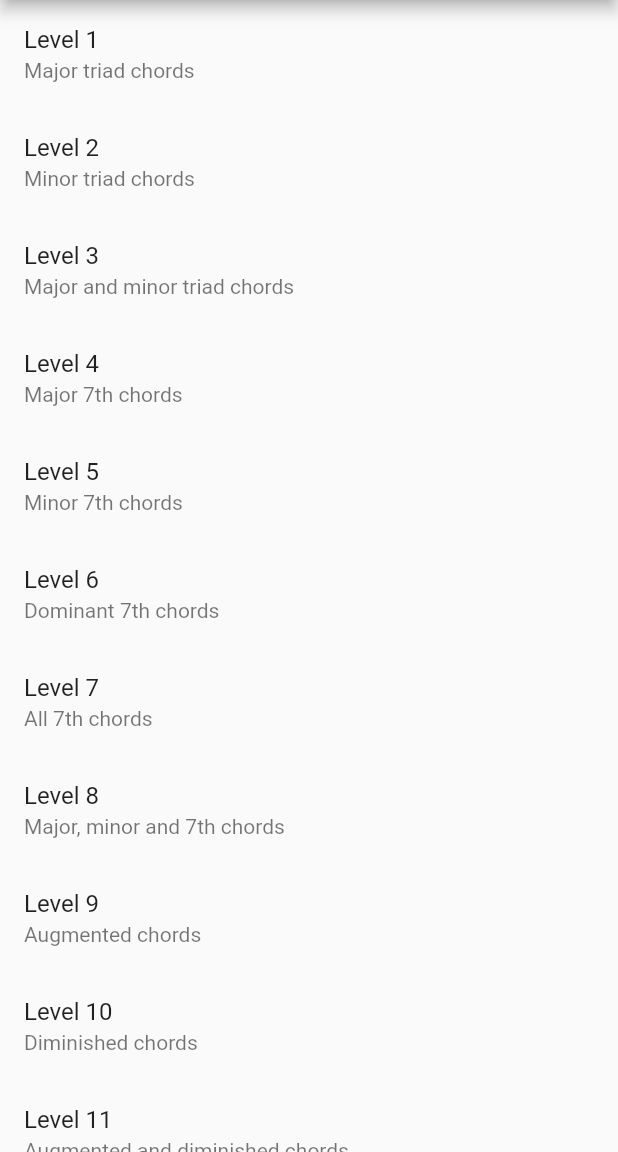
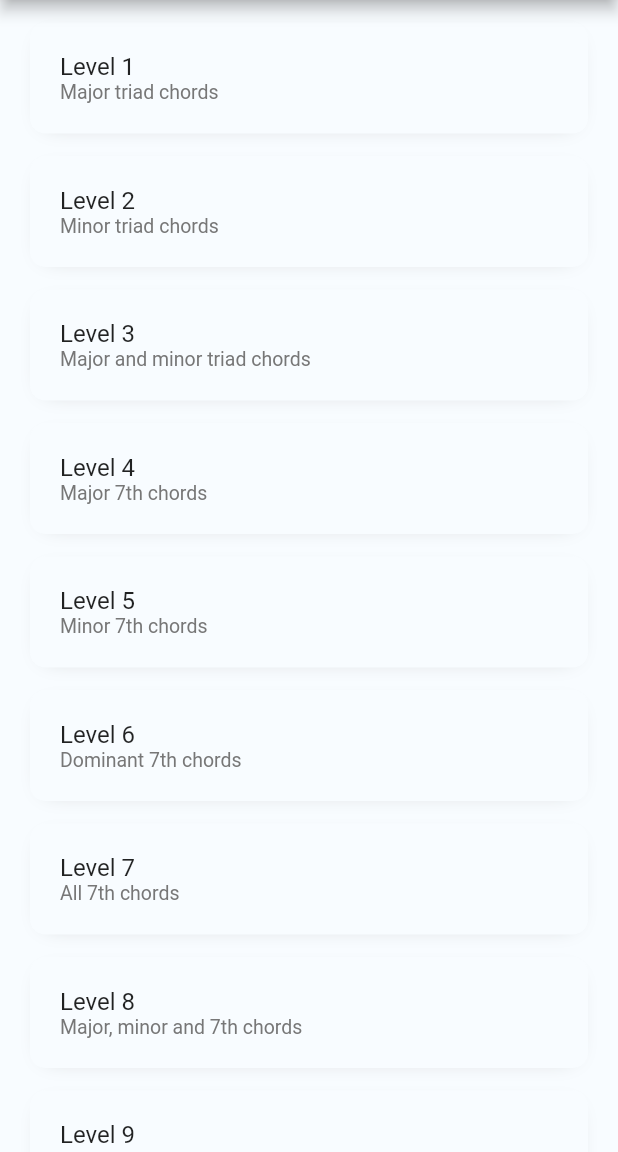
Before and after one commit to manudicri/piano_chords_trainer, a Flutter app: the screen it shows after launch, on a phone screen of 412 x 824 dp, the part 84-1236 px from its top. Run offline on Flutter 3.47's test engine with Material 2 defaults, Android fonts, the phone set to English and light mode, and no system bars; missing offline and left inert: flutter_midi_command.

Commit message:
v0.2.3
Home page style changed

```diff
--- a/lib/pages/home.dart
+++ b/lib/pages/home.dart
@@ -1,6 +1,7 @@
 import 'package:flutter/material.dart';
 import 'package:flutter_midi_command/flutter_midi_command.dart';
 import 'package:piano_chords_trainer/pages/level.dart';
+import 'package:piano_chords_trainer/services/data.dart';
 import 'package:piano_chords_trainer/services/midi.dart' as midi;
 import 'package:url_launcher/url_launcher.dart';
 
@@ -94,7 +95,9 @@ class _MyHomePageState extends State<MyHomePage> {
 
   @override
   Widget build(BuildContext context) {
+    double tileBorderRadius = 10;
     return Scaffold(
+      backgroundColor: colors[5].withOpacity(0.98),
       appBar: AppBar(
         title: Text("Piano Chords Trainer"),
         brightness: Brightness.dark,
@@ -114,9 +117,28 @@ class _MyHomePageState extends State<MyHomePage> {
           itemCount: levelTexts.length,
           itemBuilder: (context, index) {
             var levelText = levelTexts[index];
-            return ListTile(
-              title: Text(levelText.title),
-              subtitle: Text(levelText.subtitle),
+            return Padding(
+              padding: EdgeInsets.only(left: 20, right: 20, top: 15, bottom: 0),
+              child: Container(
+                decoration: BoxDecoration(
+                  color: colors[5],
+                  borderRadius: BorderRadius.all(
+                    Radius.circular(tileBorderRadius),
+                  ),
+                  boxShadow: [
+                    BoxShadow(
+                      color: Colors.grey.withOpacity(0.4),
+                      spreadRadius: -7,
+                      blurRadius: 10,
+                      offset: Offset(0, 3), // changes position of shadow
+                    ),
+                  ],
+                ),
+                child: Material(
+                  color: Colors.transparent,
+                  child: InkWell(
+                    customBorder: RoundedRectangleBorder(
+                        borderRadius: BorderRadius.circular(tileBorderRadius)),
                     onTap: () {
                       if (midi.connected) {
                         Navigator.push(
@@ -146,6 +168,31 @@ class _MyHomePageState extends State<MyHomePage> {
                         );
                       }
                     },
+                    child: Padding(
+                      padding: EdgeInsets.only(
+                          left: 20, right: 20, top: 20, bottom: 20),
+                      child: Column(
+                        crossAxisAlignment: CrossAxisAlignment.start,
+                        children: [
+                          Text(
+                            levelText.title,
+                            style: TextStyle(
+                              fontSize: 16,
+                            ),
+                          ),
+                          Text(
+                            levelText.subtitle,
+                            style: TextStyle(
+                              fontSize: 13,
+                              color: Color(0xff777777),
+                            ),
+                          ),
+                        ],
+                      ),
+                    ),
+                  ),
+                ),
+              ),
             );
           },
         ),
--- a/pubspec.yaml
+++ b/pubspec.yaml
@@ -15,7 +15,7 @@ publish_to: 'none' # Remove this line if you wish to publish to pub.dev
 # In iOS, build-name is used as CFBundleShortVersionString while build-number used as CFBundleVersion.
 # Read more about iOS versioning at
 # https://developer.apple.com/library/archive/documentation/General/Reference/InfoPlistKeyReference/Articles/CoreFoundationKeys.html
-version: 0.2.2+0
+version: 0.2.3+0
 
 environment:
   sdk: ">=2.12.0 <3.0.0"
```
Lines whose indentation alone changed are shown as unchanged.
